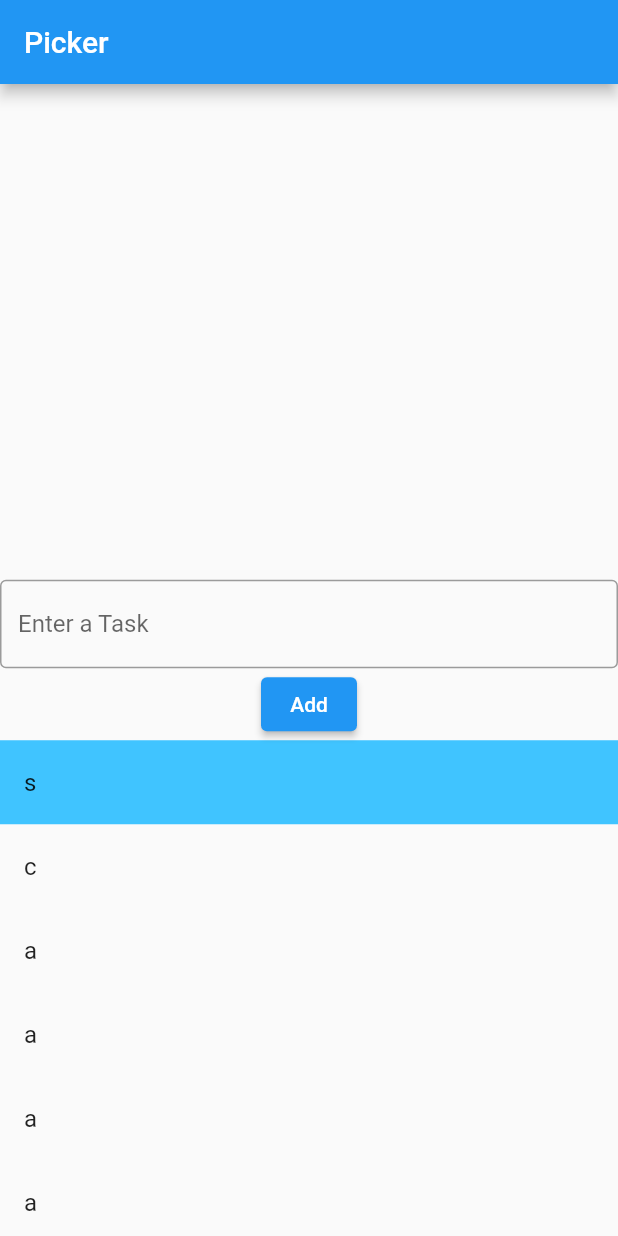
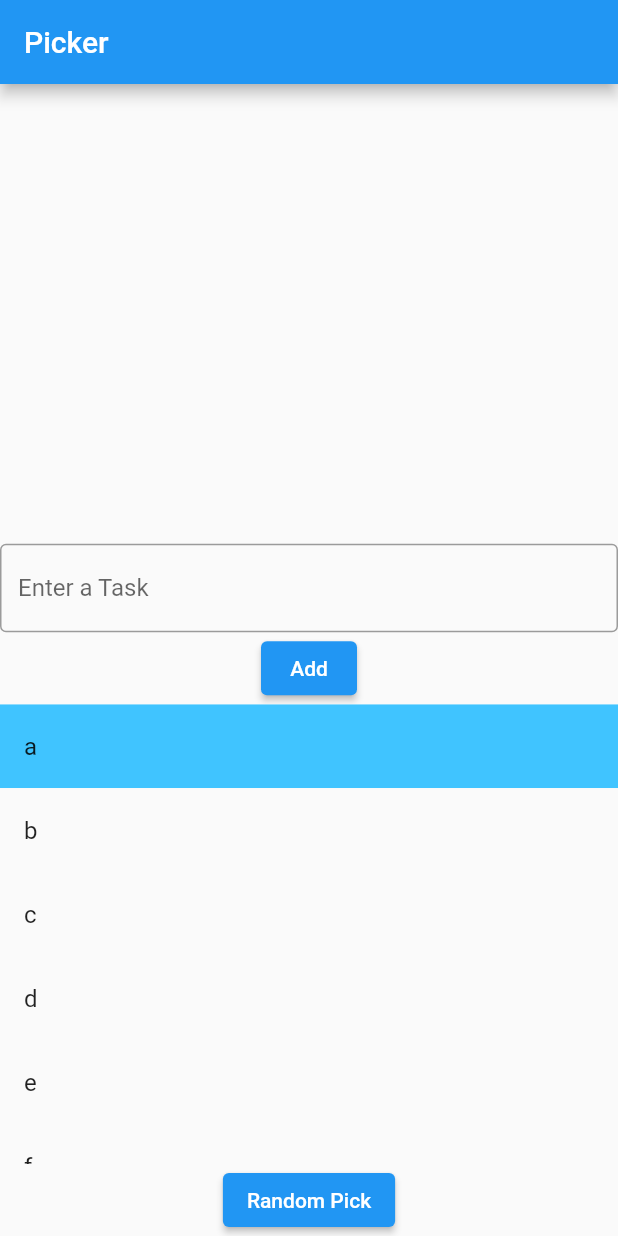
Before and after one commit to spapbp/randomPicker, a Flutter app: the screen it shows after launch, on a phone screen of 412 x 824 dp. Run offline on Flutter 3.47's test engine with Material 2 defaults, Android fonts, the light colour scheme and no system bars.

Commit message:
fixed highlight issue, added random pick button

```diff
--- a/lib/main.dart
+++ b/lib/main.dart
@@ -1,4 +1,5 @@
 import 'package:flutter/material.dart';
+import 'dart:math';
 
 void main() {
   runApp(const MyApp());
@@ -27,7 +28,7 @@ class MyHomePage extends StatefulWidget {
 class _MyHomePageState extends State<MyHomePage> {
   String task = "";
   List<String> tasks = [];
-  List<String> picks = ["s", "c", "a", "a", "a", "a", "a", "a"];
+  List<String> picks = ["a", "b", "c", "d", "e", "f", "g", "h"];
   int selectedPick = 0;
 
   Widget _buildPopupDialog(BuildContext context) {
@@ -97,18 +98,25 @@ class _MyHomePageState extends State<MyHomePage> {
                 child: ListView.builder(
                     itemCount: picks.length,
                     itemBuilder: (BuildContext context, int index) {
-                      return ListTile(
+                      return Material(
+                          child: ListTile(
                               title: Text(picks[index]),
                               tileColor: selectedPick == index
-                              ? Colors
-                                  .lightBlueAccent //highlight shows when scrolling up
+                                  ? Colors.lightBlueAccent
                                   : null,
                               onTap: () {
                                 setState(() {
                                   selectedPick = index;
                                 });
-                          });
-                    }))
+                              }));
+                    })),
+            ElevatedButton(
+                onPressed: () {
+                  var rng = new Random();
+                  selectedPick = rng.nextInt(picks.length);
+                  setState(() {});
+                },
+                child: const Text("Random Pick"))
           ],
         ),
       ),
```
Lines whose indentation alone changed are shown as unchanged.
